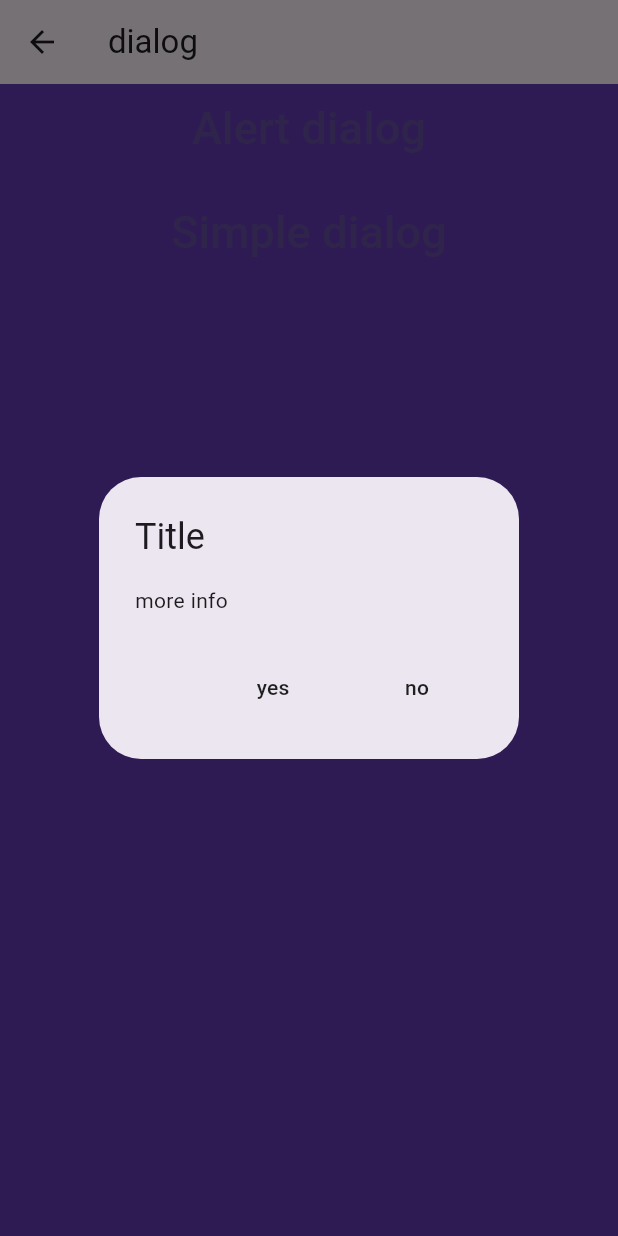
After one commit to sumitjr3/widgets_flutter, a Flutter app: the dialogView screen opened by its route, after a tap on "Alert dialog", on a phone screen of 412 x 824 dp. The commit adds this screen. Run offline on Flutter 3.47's test engine with Material 3 defaults, Android fonts, the phone set to English and light mode, and no system bars.

Commit message:
dialogs aded

```diff
--- a/lib/constants/routes.dart
+++ b/lib/constants/routes.dart
@@ -4,6 +4,7 @@ import 'package:widgets_flutter/views/appbarView.dart';
 import 'package:widgets_flutter/views/buttonView.dart';
 import 'package:widgets_flutter/views/cardview/simplecard.dart';
 import 'package:widgets_flutter/views/popupMenuView.dart';
+import 'package:widgets_flutter/views/TabBar/tabBarView.dart';
 import 'package:widgets_flutter/views/textfield.dart';
 
 const mainActivityRoute = '/main/';
@@ -23,3 +24,5 @@ const textfieldViewRoute = '/textfield/';
 const appbarViewRoute = '/appbar/';
 const BottomNavigationBarRoute = '/bottom navigation/';
 const popupMenuViewRoute = '/popup menu/';
+const tabBarViewRoute = '/tab bar/';
+const dialogRoute = '/dialog/';
--- /dev/null
+++ b/lib/views/dialog.dart
@@ -0,0 +1,80 @@
+import 'package:flutter/material.dart';
+
+class dialogView extends StatefulWidget {
+  const dialogView({super.key});
+
+  @override
+  State<dialogView> createState() => _dialogViewState();
+}
+
+class _dialogViewState extends State<dialogView> {
+  void _showDialog() {
+    showDialog(
+      context: context,
+      builder: (context) {
+        return AlertDialog(
+          title: const Text('Title'),
+          content: const Text('more info'),
+          actions: [
+            MaterialButton(
+              onPressed: () {},
+              child: const Text('yes'),
+            ),
+            MaterialButton(
+              onPressed: () {
+                Navigator.pop(context);
+              },
+              child: const Text('no'),
+            ),
+          ],
+        );
+      },
+    );
+  }
+
+  @override
+  Widget build(BuildContext context) {
+    return Scaffold(
+        backgroundColor: Colors.deepPurple,
+        appBar: AppBar(
+          title: const Text('dialog'),
+        ),
+        body: Center(
+          child: Column(
+            children: [
+              TextButton(
+                onPressed: _showDialog,
+                child: const Text(
+                  'Alert dialog',
+                  style: TextStyle(fontSize: 30),
+                ),
+              ),
+              const SizedBox(
+                height: 10,
+              ),
+              TextButton(
+                onPressed: () {
+                  SimpleDialog(
+                    title: const Text('simple dialog'),
+                    contentPadding: const EdgeInsets.all(20),
+                    children: [
+                      const Text('more info'),
+                      TextButton(
+                        onPressed: () {
+                          Navigator.pop(context);
+                        },
+                        child: const Text('close'),
+                      ),
+                    ],
+                  );
+                },
+                child: const Text(
+                  'Simple dialog',
+                  style: TextStyle(fontSize: 30),
+                ),
+              ),
+            ],
+          ),
+        ));
+  }
+}
```
Also changed, not shown: lib/main.dart (+10 -0 lines), lib/views/TabBar/tabBarView.dart (added, +61 -0 lines), lib/views/TabBar/tabs/tabOne.dart (added, +18 -0 lines), lib/views/TabBar/tabs/tabThree.dart (added, +18 -0 lines), lib/views/TabBar/tabs/tabtwo.dart (added, +18 -0 lines).
